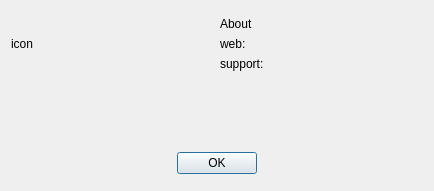
Above: src/about.ui from denprog/yutovo-desktop before the change. Below: the same form after it.
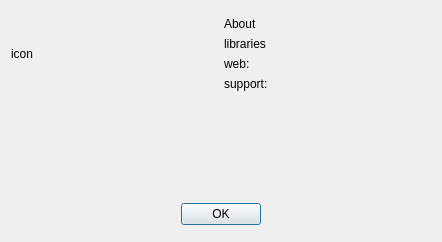
That is the form after the change.

Commit message: Add libraries used.

Diff of the .ui file:
```diff
--- a/src/about.ui
+++ b/src/about.ui
@@ -6,8 +6,8 @@
    <rect>
     <x>0</x>
     <y>0</y>
-    <width>434</width>
-    <height>191</height>
+    <width>442</width>
+    <height>242</height>
    </rect>
   </property>
   <property name="sizePolicy">
@@ -50,6 +50,16 @@
          </property>
         </widget>
        </item>
+       <item>
+        <widget class="QLabel" name="libraries">
+         <property name="text">
+          <string>libraries</string>
+         </property>
+         <property name="wordWrap">
+          <bool>true</bool>
+         </property>
+        </widget>
+       </item>
        <item>
         <widget class="QLabel" name="web_link">
          <property name="text">
```
Left out of the diff: 2 changed lines with no effect on the pictures. The commit also changes 5 other files.
